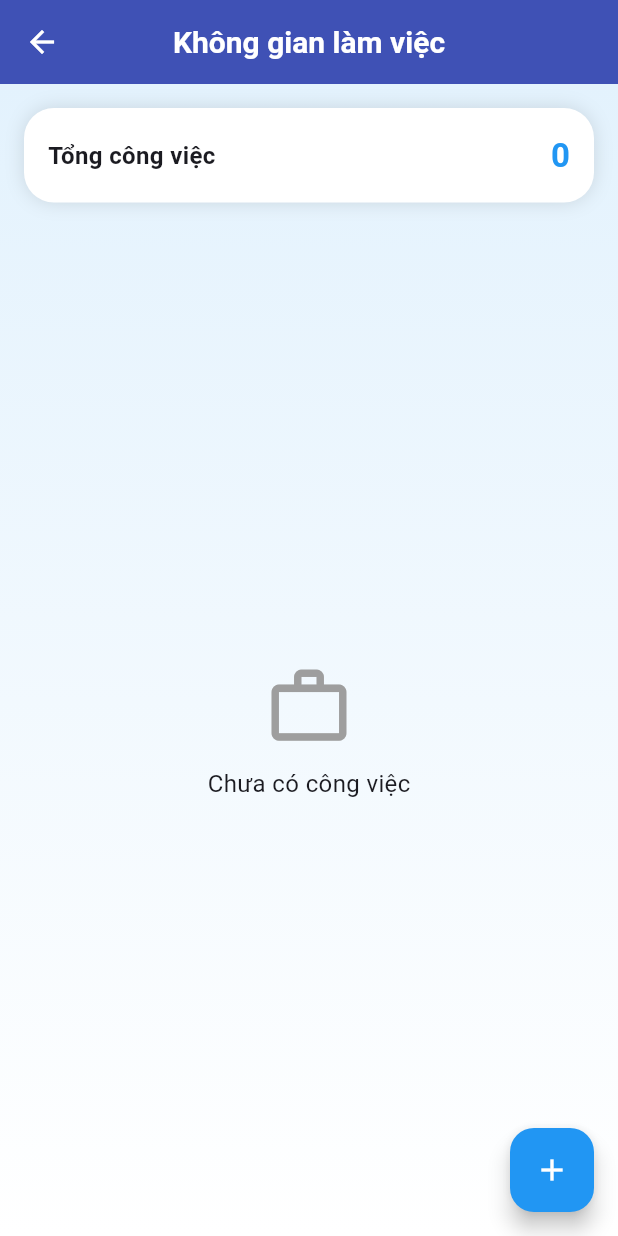
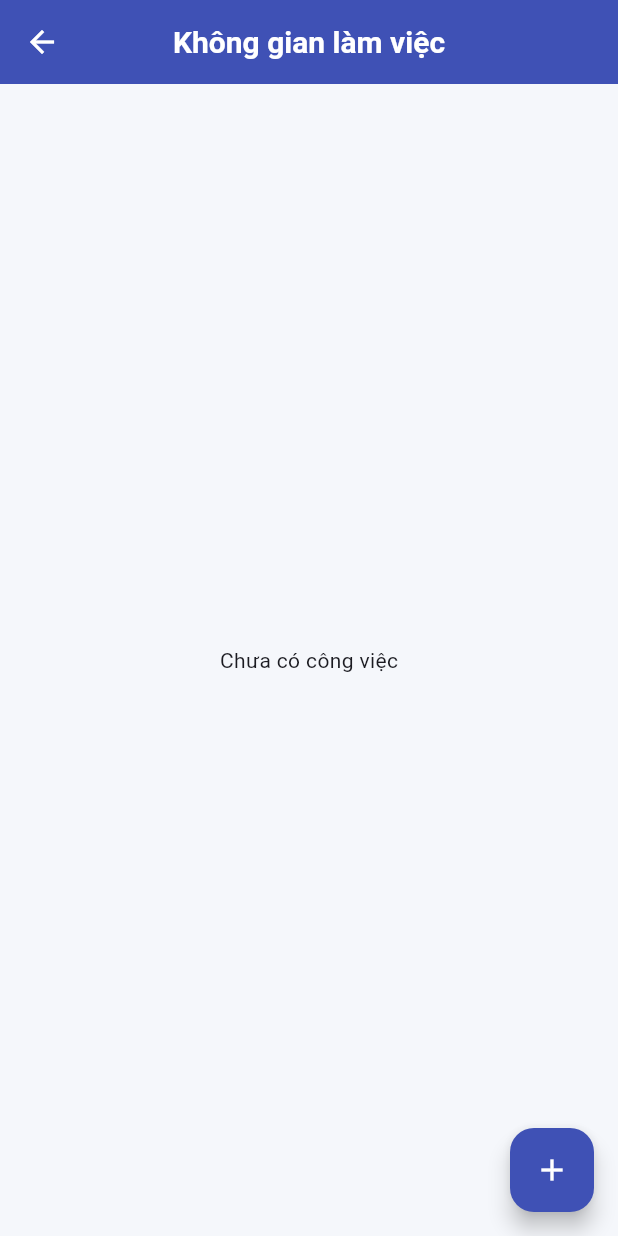
Before and after one commit to Subin1707/Ung_dung_quan_ly_khong_gian_dien_thoai, a Flutter app: the KhongGianLamViec screen opened directly, on a phone screen of 412 x 824 dp. Run offline on Flutter 3.47's test engine with Material 3 defaults, Android fonts, the phone set to English and light mode, and no system bars.

Commit message:
sửa lại không gian làm việc cho đồng bộ

```diff
--- a/lib/man_hinh/khong_gian_lam_viec.dart
+++ b/lib/man_hinh/khong_gian_lam_viec.dart
@@ -10,14 +10,13 @@ class KhongGianLamViec extends StatefulWidget {
 }
 
 class _KhongGianLamViecState extends State<KhongGianLamViec> {
-  List<CongViec> danhSach = [];
+  final List<CongViec> danhSach = [];
   Timer? timer;
 
   @override
   void initState() {
     super.initState();
-
-    timer = Timer.periodic(const Duration(seconds: 1), (Timer t) {
+    timer = Timer.periodic(const Duration(seconds: 1), (_) {
       setState(() {});
     });
   }
@@ -28,6 +27,11 @@ class _KhongGianLamViecState extends State<KhongGianLamViec> {
     super.dispose();
   }
 
+  // ================= ID TỰ SINH =================
+  String _taoId() {
+    return DateTime.now().millisecondsSinceEpoch.toString();
+  }
+
   // ================= THÊM / SỬA =================
 
   void _moHopThoai({int? index}) {
@@ -35,7 +39,7 @@ class _KhongGianLamViecState extends State<KhongGianLamViec> {
       text: index != null ? danhSach[index].tieuDe : "",
     );
 
-    DateTime? selectedDate = index != null ? danhSach[index].thoiGian : null;
+    DateTime? selectedDate = index != null ? danhSach[index].thoiGianHen : null;
 
     showDialog(
       context: context,
@@ -114,14 +118,14 @@ class _KhongGianLamViecState extends State<KhongGianLamViec> {
                       if (index == null) {
                         danhSach.add(
                           CongViec(
+                            id: _taoId(),
                             tieuDe: controller.text,
-                            daHoanThanh: false,
-                            thoiGian: selectedDate,
+                            thoiGianHen: selectedDate,
                           ),
                         );
                       } else {
-                        danhSach[index].tieuDe = controller.text;
-                        danhSach[index].thoiGian = selectedDate;
+                        danhSach[index].capNhatTieuDe(controller.text);
+                        danhSach[index].capNhatHenGio(selectedDate);
                       }
                     });
 
@@ -137,6 +141,8 @@ class _KhongGianLamViecState extends State<KhongGianLamViec> {
     );
   }
 
+  // ================= XỬ LÝ =================
+
   void _xoa(int index) {
     setState(() {
       danhSach.removeAt(index);
@@ -145,7 +151,7 @@ class _KhongGianLamViecState extends State<KhongGianLamViec> {
 
   void _toggle(int index) {
     setState(() {
-      danhSach[index].daHoanThanh = !danhSach[index].daHoanThanh;
+      danhSach[index].toggleHoanThanh();
     });
   }
 
@@ -172,101 +178,35 @@ class _KhongGianLamViecState extends State<KhongGianLamViec> {
         title: const Text("Không gian làm việc"),
         centerTitle: true,
       ),
-      body: Container(
-        decoration: const BoxDecoration(
-          gradient: LinearGradient(
-            colors: [Color(0xFFE3F2FD), Colors.white],
-            begin: Alignment.topCenter,
-            end: Alignment.bottomCenter,
-          ),
-        ),
-        child: Column(
-          children: [
-            // ===== HEADER =====
-            Container(
-              margin: const EdgeInsets.all(16),
-              padding: const EdgeInsets.all(16),
-              decoration: BoxDecoration(
-                color: Colors.white,
-                borderRadius: BorderRadius.circular(20),
-                boxShadow: const [
-                  BoxShadow(color: Colors.black12, blurRadius: 10),
-                ],
-              ),
-              child: Row(
-                mainAxisAlignment: MainAxisAlignment.spaceBetween,
-                children: [
-                  const Text(
-                    "Tổng công việc",
-                    style: TextStyle(fontSize: 16, fontWeight: FontWeight.bold),
-                  ),
-                  Text(
-                    "${danhSach.length}",
-                    style: const TextStyle(
-                      fontSize: 22,
-                      fontWeight: FontWeight.bold,
-                      color: Colors.blue,
-                    ),
-                  ),
-                ],
-              ),
-            ),
-
-            // ===== DANH SÁCH =====
-            Expanded(
-              child: danhSach.isEmpty
-                  ? const Center(
-                      child: Column(
-                        mainAxisAlignment: MainAxisAlignment.center,
-                        children: [
-                          Icon(
-                            Icons.work_outline,
-                            size: 60,
-                            color: Colors.grey,
-                          ),
-                          SizedBox(height: 10),
-                          Text(
-                            "Chưa có công việc",
-                            style: TextStyle(fontSize: 16),
-                          ),
-                        ],
-                      ),
-                    )
+      body: danhSach.isEmpty
+          ? const Center(child: Text("Chưa có công việc"))
           : ListView.builder(
               itemCount: danhSach.length,
               itemBuilder: (context, index) {
                 final congViec = danhSach[index];
 
                 bool hetHan = false;
-                        if (congViec.thoiGian != null) {
-                          hetHan = congViec.thoiGian!.isBefore(DateTime.now());
+                if (congViec.thoiGianHen != null) {
+                  hetHan = congViec.thoiGianHen!.isBefore(DateTime.now());
                 }
 
-                        return Container(
-                          margin: const EdgeInsets.symmetric(
-                            horizontal: 16,
-                            vertical: 8,
+                return Card(
+                  margin: const EdgeInsets.all(12),
+                  shape: RoundedRectangleBorder(
+                    borderRadius: BorderRadius.circular(20),
                   ),
-                          decoration: BoxDecoration(
-                            color: Colors.white,
-                            borderRadius: BorderRadius.circular(20),
-                            boxShadow: const [
-                              BoxShadow(color: Colors.black12, blurRadius: 8),
-                            ],
-                          ),
+                  elevation: 6,
                   child: Padding(
                     padding: const EdgeInsets.all(16),
                     child: Row(
                       children: [
                         Checkbox(
                           value: congViec.daHoanThanh,
-                                  activeColor: Colors.blue,
                           onChanged: (_) => _toggle(index),
                         ),
                         Expanded(
                           child: Column(
-                                    crossAxisAlignment:
-                                        CrossAxisAlignment.start,
+                            crossAxisAlignment: CrossAxisAlignment.start,
                             children: [
                               Text(
                                 congViec.tieuDe,
@@ -279,30 +219,13 @@ class _KhongGianLamViecState extends State<KhongGianLamViec> {
                                 ),
                               ),
                               const SizedBox(height: 6),
-                                      if (congViec.thoiGian != null)
-                                        Row(
-                                          children: [
-                                            Icon(
-                                              Icons.access_time,
-                                              size: 16,
-                                              color: hetHan
-                                                  ? Colors.red
-                                                  : Colors.green,
+                              if (congViec.thoiGianHen != null)
+                                Text(
+                                  _thoiGianConLai(congViec.thoiGianHen!),
+                                  style: TextStyle(
+                                    color: hetHan ? Colors.red : Colors.green,
+                                    fontWeight: FontWeight.bold,
                                   ),
-                                            const SizedBox(width: 5),
-                                            Text(
-                                              _thoiGianConLai(
-                                                congViec.thoiGian!,
-                                              ),
-                                              style: TextStyle(
-                                                fontSize: 12,
-                                                fontWeight: FontWeight.bold,
-                                                color: hetHan
-                                                    ? Colors.red
-                                                    : Colors.green,
-                                              ),
-                                            ),
-                                          ],
                                 ),
                             ],
                           ),
@@ -310,18 +233,11 @@ class _KhongGianLamViecState extends State<KhongGianLamViec> {
                         Column(
                           children: [
                             IconButton(
-                                      icon: const Icon(
-                                        Icons.edit,
-                                        color: Colors.blue,
-                                      ),
-                                      onPressed: () =>
-                                          _moHopThoai(index: index),
+                              icon: const Icon(Icons.edit),
+                              onPressed: () => _moHopThoai(index: index),
                             ),
                             IconButton(
-                                      icon: const Icon(
-                                        Icons.delete,
-                                        color: Colors.red,
-                                      ),
+                              icon: const Icon(Icons.delete, color: Colors.red),
                               onPressed: () => _xoa(index),
                             ),
                           ],
@@ -332,12 +248,7 @@ class _KhongGianLamViecState extends State<KhongGianLamViec> {
                 );
               },
             ),
-            ),
-          ],
-        ),
-      ),
       floatingActionButton: FloatingActionButton(
-        backgroundColor: Colors.blue,
         onPressed: () => _moHopThoai(),
         child: const Icon(Icons.add),
       ),
```
Lines whose indentation alone changed are shown as unchanged.
